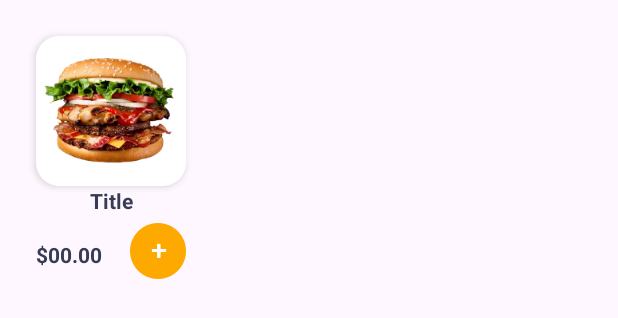
After one commit to a01685958283/PRM392-G4, an Android app: the layout viewholder_recommended.xml on its own in the app's theme, with its tools: preview values and no code run, on a phone screen of 412 x 824 dp. The commit adds this screen. Shown: the top 318 px of the screen. Run offline under Robolectric (Android 15) with nearby library versions, the phone set to English and light mode, and no system bars.

Commit message:
Continue change screens

```diff
--- a/app/build.gradle
+++ b/app/build.gradle
@@ -4,7 +4,7 @@ plugins {
 
 android {
     namespace 'com.example.teamprm392'
-    compileSdk 33
+    compileSdk 34
 
     defaultConfig {
         applicationId "com.example.teamprm392"
--- a/app/src/main/java/com/example/Adapter/CategoryAdapter.java
+++ b/app/src/main/java/com/example/Adapter/CategoryAdapter.java
@@ -32,7 +32,7 @@ public class CategoryAdapter extends RecyclerView.Adapter<CategoryAdapter.ViewHo
     @Override
     public void onBindViewHolder(@NonNull ViewHolder holder, int position){
         holder.categoryName.setText(categoryDomains.get(position).getTitle());
-        String picUrl;
+        String picUrl="";
         switch (position){
             case 0: {
                 picUrl = " cat_1";
--- /dev/null
+++ b/app/src/main/res/drawable/white_recommended.xml
@@ -0,0 +1,9 @@
+<?xml version="1.0" encoding="utf-8"?>
+<selector xmlns:android="http://schemas.android.com/apk/res/android">
+<item>
+    <shape android:shape="rectangle">
+        <solid android:color="#ffffff"/>
+        <corners android:radius="15dp"/>
+    </shape>
+</item>
+</selector>
--- /dev/null
+++ b/app/src/main/res/layout/viewholder_recommended.xml
@@ -0,0 +1,57 @@
+<?xml version="1.0" encoding="utf-8"?>
+<androidx.constraintlayout.widget.ConstraintLayout xmlns:android="http://schemas.android.com/apk/res/android"
+    xmlns:app="http://schemas.android.com/apk/res-auto"
+    xmlns:tools="http://schemas.android.com/tools"
+    android:layout_width="wrap_content"
+    android:layout_height="wrap_content"
+    android:layout_margin="8dp">
+
+    <TextView
+        android:id="@+id/fee"
+        android:layout_width="wrap_content"
+        android:layout_height="wrap_content"
+        android:layout_marginTop="36dp"
+        android:text="$00.00"
+        android:textColor="#373B54"
+        android:textStyle="bold"
+        app:layout_constraintEnd_toEndOf="@+id/pic"
+        app:layout_constraintHorizontal_bias="0.0"
+        app:layout_constraintStart_toStartOf="@+id/pic"
+        app:layout_constraintTop_toBottomOf="@+id/pic" />
+
+    <ImageView
+        android:id="@+id/pic"
+        android:layout_width="100dp"
+        android:layout_height="100dp"
+        android:layout_marginStart="16dp"
+        android:layout_marginTop="16dp"
+        android:layout_marginEnd="16dp"
+        android:background="@drawable/white_recommended"
+        android:elevation="3dp"
+        app:layout_constraintEnd_toEndOf="parent"
+        app:layout_constraintStart_toStartOf="parent"
+        app:layout_constraintTop_toTopOf="parent"
+        app:srcCompat="@drawable/burger" />
+
+    <TextView
+        android:id="@+id/title"
+        android:layout_width="wrap_content"
+        android:layout_height="wrap_content"
+        android:text="Title"
+        android:textColor="#373B54"
+        android:textStyle="bold"
+        app:layout_constraintEnd_toEndOf="@+id/pic"
+        app:layout_constraintStart_toStartOf="@+id/pic"
+        app:layout_constraintTop_toBottomOf="@+id/pic" />
+
+    <ImageView
+        android:id="@+id/btn_add"
+        android:layout_width="wrap_content"
+        android:layout_height="wrap_content"
+        android:layout_marginTop="5dp"
+        app:layout_constraintEnd_toEndOf="@+id/pic"
+        app:layout_constraintHorizontal_bias="1.0"
+        app:layout_constraintStart_toStartOf="@+id/pic"
+        app:layout_constraintTop_toBottomOf="@+id/title"
+        app:srcCompat="@drawable/plus_circle" />
+</androidx.constraintlayout.widget.ConstraintLayout>
--- a/gradle.properties
+++ b/gradle.properties
@@ -19,3 +19,4 @@ android.useAndroidX=true
 # resources declared in the library itself and none from the library's dependencies,
 # thereby reducing the size of the R class for that library
 android.nonTransitiveRClass=true
+android.enableJetifier=true
```
Also changed, not shown: app/src/main/java/com/example/Adapter/RecommendedAdapter.java (added, +58 -0 lines), app/src/main/java/com/example/teamprm392/Active/MainActivity.java (+12 -0 lines), app/src/main/res/layout/activity_main.xml (+13 -1 lines), gradle/wrapper/gradle-wrapper.properties.
